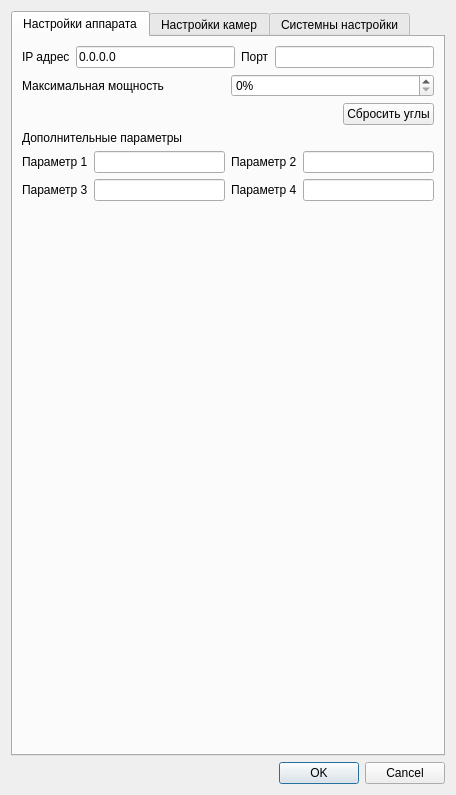
This is settingsdialog.ui in SevR0V/Chersonesos as Qt 5 draws it before an edit. The edited form follows.
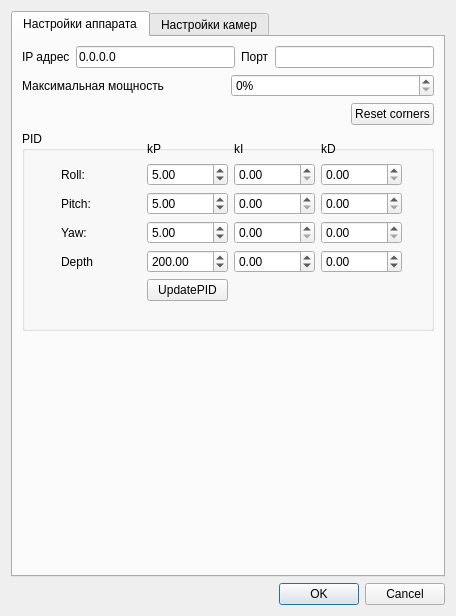
This is the edited form.

```diff
--- a/settingsdialog.ui
+++ b/settingsdialog.ui
@@ -7,7 +7,7 @@
     <x>0</x>
     <y>0</y>
     <width>456</width>
-    <height>795</height>
+    <height>616</height>
    </rect>
   </property>
   <property name="windowTitle">
@@ -106,67 +106,240 @@
          <item>
           <widget class="QPushButton" name="pushButton">
            <property name="text">
-            <string>Сбросить углы</string>
+            <string>Reset corners</string>
            </property>
           </widget>
          </item>
         </layout>
        </item>
        <item>
-        <widget class="QLabel" name="label_7">
-         <property name="text">
-          <string>Дополнительные параметры</string>
+        <widget class="QGroupBox" name="groupBox_5">
+         <property name="minimumSize">
+          <size>
+           <width>0</width>
+           <height>200</height>
+          </size>
          </property>
+         <property name="title">
+          <string>PID</string>
+         </property>
+         <widget class="QWidget" name="gridLayoutWidget">
+          <property name="geometry">
+           <rect>
+            <x>39</x>
+            <y>10</y>
+            <width>341</width>
+            <height>160</height>
+           </rect>
+          </property>
+          <layout class="QGridLayout" name="gridLayout">
+           <item row="0" column="1">
+            <widget class="QLabel" name="label_29">
+             <property name="text">
+              <string>kP</string>
+             </property>
+            </widget>
+           </item>
+           <item row="4" column="0">
+            <widget class="QLabel" name="label_28">
+             <property name="text">
+              <string>Depth</string>
+             </property>
+            </widget>
+           </item>
+           <item row="1" column="1">
+            <widget class="QDoubleSpinBox" name="doubleSpinBox_kP_Roll">
+             <property name="minimum">
+              <double>-100.000000000000000</double>
+             </property>
+             <property name="maximum">
+              <double>100.000000000000000</double>
+             </property>
+             <property name="singleStep">
+              <double>0.100000000000000</double>
+             </property>
+             <property name="value">
+              <double>5.000000000000000</double>
+             </property>
+            </widget>
+           </item>
+           <item row="0" column="3">
+            <widget class="QLabel" name="label_31">
+             <property name="text">
+              <string>kD</string>
+             </property>
+            </widget>
+           </item>
+           <item row="1" column="2">
+            <widget class="QDoubleSpinBox" name="doubleSpinBox_kI_Roll">
+             <property name="maximum">
+              <double>100.000000000000000</double>
+             </property>
+             <property name="singleStep">
+              <double>0.010000000000000</double>
+             </property>
+            </widget>
+           </item>
+           <item row="0" column="2">
+            <widget class="QLabel" name="label_30">
+             <property name="text">
+              <string>kI</string>
+             </property>
+            </widget>
+           </item>
+           <item row="4" column="1">
+            <widget class="QDoubleSpinBox" name="doubleSpinBox_kP_Depth">
+             <property name="minimum">
+              <double>-10000.000000000000000</double>
+             </property>
+             <property name="maximum">
+              <double>10000.000000000000000</double>
+             </property>
+             <property name="value">
+              <double>200.000000000000000</double>
+             </property>
+            </widget>
+           </item>
+           <item row="1" column="0">
+            <widget class="QLabel" name="label_25">
+             <property name="text">
+              <string>Roll:</string>
+             </property>
+            </widget>
+           </item>
+           <item row="2" column="0">
+            <widget class="QLabel" name="label_26">
+             <property name="text">
+              <string>Pitch:</string>
+             </property>
+            </widget>
+           </item>
+           <item row="3" column="0">
+            <widget class="QLabel" name="label_27">
+             <property name="text">
+              <string>Yaw:</string>
+             </property>
+            </widget>
+           </item>
+           <item row="5" column="1">
+            <widget class="QPushButton" name="pushButton_UpdatePID">
+             <property name="text">
+              <string>UpdatePID</string>
+             </property>
+            </widget>
+           </item>
+           <item row="2" column="1">
+            <widget class="QDoubleSpinBox" name="doubleSpinBox_kP_Pitch">
+             <property name="minimum">
+              <double>-100.000000000000000</double>
+             </property>
+             <property name="maximum">
+              <double>100.000000000000000</double>
+             </property>
+             <property name="singleStep">
+              <double>0.100000000000000</double>
+             </property>
+             <property name="value">
+              <double>5.000000000000000</double>
+             </property>
+            </widget>
+           </item>
+           <item row="3" column="1">
+            <widget class="QDoubleSpinBox" name="doubleSpinBox_kP_Yaw">
+             <property name="minimum">
+              <double>-100.000000000000000</double>
+             </property>
+             <property name="maximum">
+              <double>100.000000000000000</double>
+             </property>
+             <property name="singleStep">
+              <double>0.100000000000000</double>
+             </property>
+             <property name="value">
+              <double>5.000000000000000</double>
+             </property>
+            </widget>
+           </item>
+           <item row="2" column="2">
+            <widget class="QDoubleSpinBox" name="doubleSpinBox_kI_Pitch">
+             <property name="maximum">
+              <double>100.000000000000000</double>
+             </property>
+             <property name="singleStep">
+              <double>0.010000000000000</double>
+             </property>
+            </widget>
+           </item>
+           <item row="3" column="2">
+            <widget class="QDoubleSpinBox" name="doubleSpinBox_kI_Yaw">
+             <property name="maximum">
+              <double>100.000000000000000</double>
+             </property>
+             <property name="singleStep">
+              <double>0.010000000000000</double>
+             </property>
+            </widget>
+           </item>
+           <item row="1" column="3">
+            <widget class="QDoubleSpinBox" name="doubleSpinBox_kD_Roll">
+             <property name="maximum">
+              <double>100.000000000000000</double>
+             </property>
+             <property name="singleStep">
+              <double>0.010000000000000</double>
+             </property>
+            </widget>
+           </item>
+           <item row="2" column="3">
+            <widget class="QDoubleSpinBox" name="doubleSpinBox_kD_Pitch">
+             <property name="maximum">
+              <double>100.000000000000000</double>
+             </property>
+             <property name="singleStep">
+              <double>0.010000000000000</double>
+             </property>
+            </widget>
+           </item>
+           <item row="3" column="3">
+            <widget class="QDoubleSpinBox" name="doubleSpinBox_kD_Yaw">
+             <property name="maximum">
+              <double>100.000000000000000</double>
+             </property>
+             <property name="singleStep">
+              <double>0.010000000000000</double>
+             </property>
+            </widget>
+           </item>
+           <item row="4" column="2">
+            <widget class="QDoubleSpinBox" name="doubleSpinBox_kI_Depth">
+             <property name="minimum">
+              <double>-10000.000000000000000</double>
+             </property>
+             <property name="maximum">
+              <double>10000.000000000000000</double>
+             </property>
+             <property name="value">
+              <double>0.000000000000000</double>
+             </property>
+            </widget>
+           </item>
+           <item row="4" column="3">
+            <widget class="QDoubleSpinBox" name="doubleSpinBox_kD_Depth">
+             <property name="minimum">
+              <double>-10000.000000000000000</double>
+             </property>
+             <property name="maximum">
+              <double>10000.000000000000000</double>
+             </property>
+             <property name="value">
+              <double>0.000000000000000</double>
+             </property>
+            </widget>
+           </item>
+          </layout>
+         </widget>
         </widget>
        </item>
-       <item>
-        <layout class="QHBoxLayout" name="horizontalLayout_7">
-         <item>
-          <widget class="QLabel" name="label_8">
-           <property name="text">
-            <string>Параметр 1</string>
-           </property>
-          </widget>
-         </item>
-         <item>
-          <widget class="QLineEdit" name="lineEditSetting1"/>
-         </item>
-         <item>
-          <widget class="QLabel" name="label_9">
-           <property name="text">
-            <string>Параметр 2</string>
-           </property>
-          </widget>
-         </item>
-         <item>
-          <widget class="QLineEdit" name="lineEditSetting2"/>
-         </item>
-        </layout>
-       </item>
-       <item>
-        <layout class="QHBoxLayout" name="horizontalLayout_8">
-         <item>
-          <widget class="QLabel" name="label_11">
-           <property name="text">
-            <string>Параметр 3</string>
-           </property>
-          </widget>
-         </item>
-         <item>
-          <widget class="QLineEdit" name="lineEditSetting3"/>
-         </item>
-         <item>
-          <widget class="QLabel" name="label_10">
-           <property name="text">
-            <string>Параметр 4</string>
-           </property>
-          </widget>
-         </item>
-         <item>
-          <widget class="QLineEdit" name="lineEditSetting4"/>
-         </item>
-        </layout>
-       </item>
        <item>
         <spacer name="verticalSpacer">
          <property name="orientation">
@@ -272,6 +445,34 @@
          </item>
         </layout>
        </item>
+       <item>
+        <layout class="QHBoxLayout" name="horizontalLayout_7">
+         <item>
+          <widget class="QLabel" name="label_7">
+           <property name="text">
+            <string>Значение про 90</string>
+           </property>
+          </widget>
+         </item>
+         <item>
+          <widget class="QSpinBox" name="spinBox_Cam_angle_plus"/>
+         </item>
+        </layout>
+       </item>
+       <item>
+        <layout class="QHBoxLayout" name="horizontalLayout_8">
+         <item>
+          <widget class="QLabel" name="label_8">
+           <property name="text">
+            <string>Значение при -90</string>
+           </property>
+          </widget>
+         </item>
+         <item>
+          <widget class="QSpinBox" name="spinBox_Cam_angle_minus"/>
+         </item>
+        </layout>
+       </item>
        <item>
         <spacer name="verticalSpacer_2">
          <property name="orientation">
@@ -287,257 +488,6 @@
        </item>
       </layout>
      </widget>
-     <widget class="QWidget" name="tab_3">
-      <property name="enabled">
-       <bool>true</bool>
-      </property>
-      <property name="sizePolicy">
-       <sizepolicy hsizetype="Preferred" vsizetype="Preferred">
-        <horstretch>0</horstretch>
-        <verstretch>0</verstretch>
-       </sizepolicy>
-      </property>
-      <attribute name="title">
-       <string>Системны настройки</string>
-      </attribute>
-      <layout class="QVBoxLayout" name="verticalLayout_8">
-       <item>
-        <widget class="QLabel" name="label_13">
-         <property name="text">
-          <string>PID</string>
-         </property>
-        </widget>
-       </item>
-       <item>
-        <widget class="QGroupBox" name="groupBox_2">
-         <property name="maximumSize">
-          <size>
-           <width>16777215</width>
-           <height>16777215</height>
-          </size>
-         </property>
-         <property name="title">
-          <string>Roll</string>
-         </property>
-         <layout class="QVBoxLayout" name="verticalLayout_4">
-          <item>
-           <layout class="QHBoxLayout" name="horizontalLayout_12">
-            <item>
-             <widget class="QLabel" name="label_16">
-              <property name="text">
-               <string>kP</string>
-              </property>
-             </widget>
-            </item>
-            <item>
-             <widget class="QLineEdit" name="lineEdiRollkP"/>
-            </item>
-           </layout>
-          </item>
-          <item>
-           <layout class="QHBoxLayout" name="horizontalLayout_13">
-            <item>
-             <widget class="QLabel" name="label_17">
-              <property name="text">
-               <string>kI  </string>
-              </property>
-             </widget>
-            </item>
-            <item>
-             <widget class="QLineEdit" name="lineEdiRollkI"/>
-            </item>
-           </layout>
-          </item>
-          <item>
-           <layout class="QHBoxLayout" name="horizontalLayout_14">
-            <item>
-             <widget class="QLabel" name="label_18">
-              <property name="text">
-               <string>kD</string>
-              </property>
-             </widget>
-            </item>
-            <item>
-             <widget class="QLineEdit" name="lineEdiRollkD"/>
-            </item>
-           </layout>
-          </item>
-         </layout>
-        </widget>
-       </item>
-       <item>
-        <widget class="QGroupBox" name="groupBox_3">
-         <property name="maximumSize">
-          <size>
-           <width>16777215</width>
-           <height>16777215</height>
-          </size>
-         </property>
-         <property name="title">
-          <string>Pitch</string>
-         </property>
-         <layout class="QVBoxLayout" name="verticalLayout_5">
-          <item>
-           <layout class="QHBoxLayout" name="horizontalLayout_15">
-            <item>
-             <widget class="QLabel" name="label_19">
-              <property name="text">
-               <string>kP</string>
-              </property>
-             </widget>
-            </item>
-            <item>
-             <widget class="QLineEdit" name="lineEdiPitchkP"/>
-            </item>
-           </layout>
-          </item>
-          <item>
-           <layout class="QHBoxLayout" name="horizontalLayout_16">
-            <item>
-             <widget class="QLabel" name="label_20">
-              <property name="text">
-               <string>kI </string>
-              </property>
-             </widget>
-            </item>
-            <item>
-             <widget class="QLineEdit" name="lineEdiPitchkI"/>
-            </item>
-           </layout>
-          </item>
-          <item>
-           <layout class="QHBoxLayout" name="horizontalLayout_17">
-            <item>
-             <widget class="QLabel" name="label_21">
-              <property name="text">
-               <string>kD</string>
-              </property>
-             </widget>
-            </item>
-            <item>
-             <widget class="QLineEdit" name="lineEdiPitchkD"/>
-            </item>
-           </layout>
-          </item>
-         </layout>
-        </widget>
-       </item>
-       <item>
-        <widget class="QGroupBox" name="groupBox">
-         <property name="maximumSize">
-          <size>
-           <width>16777215</width>
-           <height>16777215</height>
-          </size>
-         </property>
-         <property name="title">
-          <string>Yaw</string>
-         </property>
-         <layout class="QVBoxLayout" name="verticalLayout">
-          <item>
-           <layout class="QHBoxLayout" name="horizontalLayout_9">
-            <item>
-             <widget class="QLabel" name="label_12">
-              <property name="text">
-               <string>kP</string>
-              </property>
-             </widget>
-            </item>
-            <item>
-             <widget class="QLineEdit" name="lineEdiYawkP"/>
-            </item>
-           </layout>
-          </item>
-          <item>
-           <layout class="QHBoxLayout" name="horizontalLayout_10">
-            <item>
-             <widget class="QLabel" name="label_14">
-              <property name="text">
-               <string>kI </string>
-              </property>
-             </widget>
-            </item>
-            <item>
-             <widget class="QLineEdit" name="lineEdiYawkI"/>
-            </item>
-           </layout>
-          </item>
-          <item>
-           <layout class="QHBoxLayout" name="horizontalLayout_11">
-            <item>
-             <widget class="QLabel" name="label_15">
-              <property name="text">
-               <string>kD</string>
-              </property>
-             </widget>
-            </item>
-            <item>
-             <widget class="QLineEdit" name="lineEdiYawkD"/>
-            </item>
-           </layout>
-          </item>
-         </layout>
-        </widget>
-       </item>
-       <item>
-        <widget class="QGroupBox" name="groupBox_4">
-         <property name="maximumSize">
-          <size>
-           <width>16777215</width>
-           <height>16777215</height>
-          </size>
-         </property>
-         <property name="title">
-          <string>Depth</string>
-         </property>
-         <layout class="QVBoxLayout" name="verticalLayout_7">
-          <item>
-           <layout class="QHBoxLayout" name="horizontalLayout_18">
-            <item>
-             <widget class="QLabel" name="label_22">
-              <property name="text">
-               <string>kP</string>
-              </property>
-             </widget>
-            </item>
-            <item>
-             <widget class="QLineEdit" name="lineEdiDepthkP"/>
-            </item>
-           </layout>
-          </item>
-          <item>
-           <layout class="QHBoxLayout" name="horizontalLayout_19">
-            <item>
-             <widget class="QLabel" name="label_23">
-              <property name="text">
-               <string>kI  </string>
-              </property>
-             </widget>
-            </item>
-            <item>
-             <widget class="QLineEdit" name="lineEdiDepthkI"/>
-            </item>
-           </layout>
-          </item>
-          <item>
-           <layout class="QHBoxLayout" name="horizontalLayout_20">
-            <item>
-             <widget class="QLabel" name="label_24">
-              <property name="text">
-               <string>kD</string>
-              </property>
-             </widget>
-            </item>
-            <item>
-             <widget class="QLineEdit" name="lineEdiDepthkD"/>
-            </item>
-           </layout>
-          </item>
-         </layout>
-        </widget>
-       </item>
-      </layout>
-     </widget>
     </widget>
    </item>
    <item>
```
Left out of the diff: 7 changed lines with no effect on the pictures.
